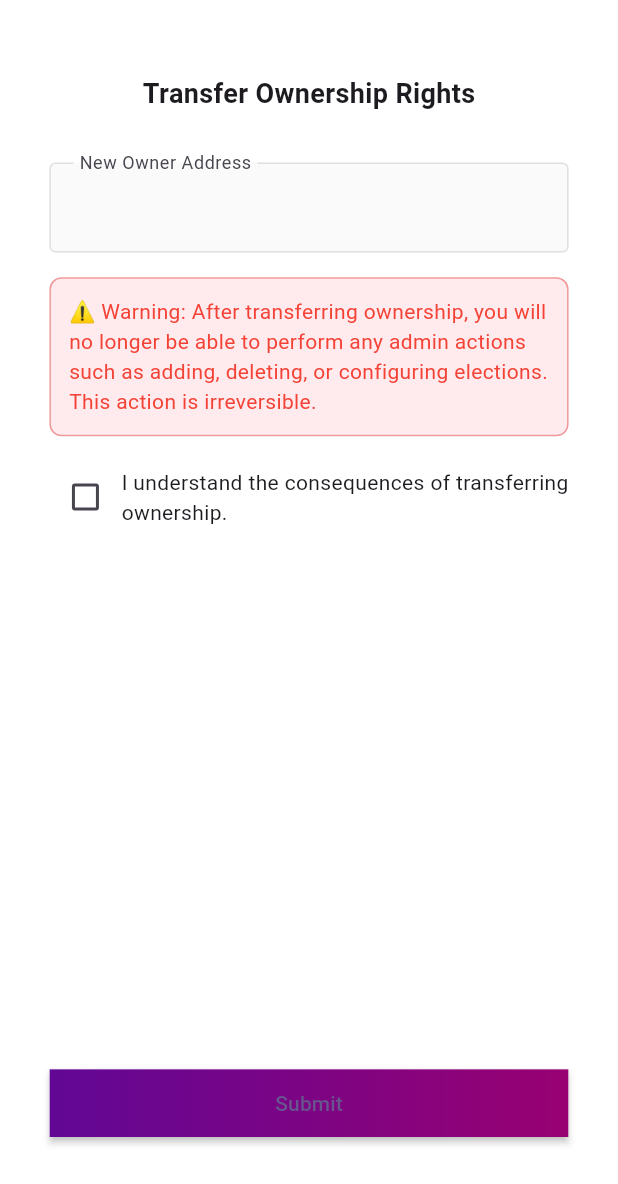
After one commit to Habtsh-21/Blockchain-Based-voting-system-Admin-App, a Flutter app: the HomePage screen opened directly, in the side drawer, after a tap on "Transfer Ownership", on a phone screen of 412 x 824 dp. The commit adds this screen. Shown: the top 1184 px of the screen. Run offline on Flutter 3.47's test engine with Material 3 defaults, Android fonts, the phone set to English and light mode, and no system bars; our stand-ins replace cached_network_image, dartz, equatable, flutter_riverpod, image_picker, internet_connection_checker_plus and 2 more; missing offline and left inert: web3dart; accounts and stored records are empty; project files that could hold a hidden picture were left out.

Commit message:
transfer ownership feature added for more secure and transparent election

```diff
--- a/lib/features/smartContract/domain/repository/contract_repository.dart
+++ b/lib/features/smartContract/domain/repository/contract_repository.dart
@@ -14,5 +14,6 @@ abstract class ContractRepository {
   ContractAllDta getAllData();
   ContractData uploadImage(File pickedFile, String fileName);
   ContractData setTime(int startTime, int endTime);
+  ContractData transferOwnership(String newAddress);
   ContractData pause(bool pause);
 }
--- a/lib/features/smartContract/presentation/pages/home_page.dart
+++ b/lib/features/smartContract/presentation/pages/home_page.dart
@@ -3,6 +3,7 @@ import 'dart:async';
 import 'package:blockchain_based_national_election_admin_app/features/auth/presentation/provider/provider.dart';
 import 'package:blockchain_based_national_election_admin_app/features/smartContract/data/model/party_model.dart';
 import 'package:blockchain_based_national_election_admin_app/features/smartContract/data/model/state_model.dart';
+import 'package:blockchain_based_national_election_admin_app/features/smartContract/presentation/pages/transfer_ownership_page.dart';
 import 'package:blockchain_based_national_election_admin_app/features/smartContract/presentation/provider/provider.dart';
 import 'package:blockchain_based_national_election_admin_app/features/smartContract/presentation/widgets/box_widget.dart';
 import 'package:flutter/material.dart';
@@ -19,7 +20,7 @@ class HomePage extends ConsumerStatefulWidget {
 class _HomePageState extends ConsumerState<HomePage> {
   List<PartyModel>? partyList;
   List<StateModel>? stateList;
-    late String _currentTime;
+  late String _currentTime;
   late Timer _timer;
 
   @override
@@ -54,8 +55,7 @@ class _HomePageState extends ConsumerState<HomePage> {
 
     return Scaffold(
       appBar:
-          AppBar(
-            centerTitle: true, title: const Text('DASHBOARD'), actions: [
+          AppBar(centerTitle: true, title: const Text('DASHBOARD'), actions: [
         Container(
             padding: const EdgeInsets.all(8),
             decoration: BoxDecoration(borderRadius: BorderRadius.circular(50)),
@@ -68,6 +68,12 @@ class _HomePageState extends ConsumerState<HomePage> {
         onLogout: () {
           ref.read(authStateProvider.notifier).logout();
         },
+        transferOwnership: () {
+          Navigator.push(
+              context,
+              MaterialPageRoute(
+                  builder: (context) => const TransferOwnershipPage()));
+        },
       ),
       body: ListView(
         padding: EdgeInsets.symmetric(
@@ -75,7 +81,7 @@ class _HomePageState extends ConsumerState<HomePage> {
         ),
         physics: const ClampingScrollPhysics(),
         children: [
-           Padding(
+          Padding(
             padding: const EdgeInsets.symmetric(horizontal: 12, vertical: 8),
             child: SizedBox(
               width: double.infinity,
@@ -144,6 +150,7 @@ class _HomePageState extends ConsumerState<HomePage> {
 
   Drawer buildDrawer({
     required VoidCallback onLogout,
+    required VoidCallback transferOwnership,
   }) {
     return Drawer(
       shape: const RoundedRectangleBorder(
@@ -179,6 +186,11 @@ class _HomePageState extends ConsumerState<HomePage> {
             ),
           ),
           ListTile(
+            leading: const Icon(Icons.transfer_within_a_station),
+            title: const Text("Transfer Ownership"),
+            onTap: transferOwnership,
+          ),
+          ListTile(
             leading: const Icon(Icons.logout),
             title: const Text("Logout"),
             onTap: onLogout,
--- /dev/null
+++ b/lib/features/smartContract/presentation/pages/transfer_ownership_page.dart
@@ -0,0 +1,140 @@
+import 'package:blockchain_based_national_election_admin_app/core/widgets/gradient_button.dart';
+import 'package:blockchain_based_national_election_admin_app/core/widgets/textfield.dart';
+import 'package:blockchain_based_national_election_admin_app/features/smartContract/presentation/provider/provider.dart';
+import 'package:blockchain_based_national_election_admin_app/features/smartContract/presentation/provider/provider_state.dart';
+import 'package:flutter/material.dart';
+import 'package:flutter_riverpod/flutter_riverpod.dart';
+
+class TransferOwnershipPage extends ConsumerStatefulWidget {
+  const TransferOwnershipPage({super.key});
+
+  @override
+  ConsumerState<TransferOwnershipPage> createState() =>
+      _TransferOwnershipPageState();
+}
+
+class _TransferOwnershipPageState extends ConsumerState<TransferOwnershipPage> {
+  final _formKey = GlobalKey<FormState>();
+  final _addressController = TextEditingController();
+  bool _awareOfConsequences = false;
+
+  @override
+  void dispose() {
+    _addressController.dispose();
+    super.dispose();
+  }
+
+  @override
+  Widget build(BuildContext context) {
+    final height = MediaQuery.of(context).size.height;
+    final width = MediaQuery.of(context).size.width;
+    final contractState = ref.watch(contractProvider);
+
+    return Scaffold(
+      backgroundColor: Colors.white,
+      body: SafeArea(
+        child: LayoutBuilder(
+          builder: (context, constraints) => SingleChildScrollView(
+            physics: const ClampingScrollPhysics(),
+            child: ConstrainedBox(
+              constraints: BoxConstraints(minHeight: constraints.maxHeight),
+              child: IntrinsicHeight(
+                child: Padding(
+                  padding: EdgeInsets.symmetric(
+                    horizontal: width * 0.08,
+                    vertical: height * 0.06,
+                  ),
+                  child: Form(
+                    key: _formKey,
+                    child: Column(
+                      children: [
+                        const Text(
+                          'Transfer Ownership Rights',
+                          style: TextStyle(
+                            fontWeight: FontWeight.bold,
+                            fontSize: 18,
+                          ),
+                        ),
+                        SizedBox(height: height * 0.04),
+                        CustomTextField(
+                          controller: _addressController,
+                          labelText: 'New Owner Address',
+                          keyboardType: TextInputType.text,
+                          validator: (value) {
+                            if (value == null || value.isEmpty) {
+                              return 'Please enter a valid address';
+                            }
+                            if (!RegExp(r'^0x[a-fA-F0-9]{40}$')
+                                .hasMatch(value)) {
+                              return 'Invalid Ethereum address';
+                            }
+                            return null;
+                          },
+                        ),
+                        SizedBox(height: height * 0.02),
+                        Container(
+                          padding: const EdgeInsets.all(12),
+                          decoration: BoxDecoration(
+                            color: Colors.red.shade50,
+                            borderRadius: BorderRadius.circular(8),
+                            border: Border.all(color: Colors.red.shade200),
+                          ),
+                          child: const Text(
+                            "⚠️ Warning: After transferring ownership, you will no longer be able to perform any admin actions such as adding, deleting, or configuring elections. This action is irreversible.",
+                            style: TextStyle(color: Colors.red),
+                          ),
+                        ),
+                        SizedBox(height: height * 0.02),
+                        Row(
+                          children: [
+                            Checkbox(
+                              value: _awareOfConsequences,
+                              onChanged: (value) {
+                                setState(() {
+                                  _awareOfConsequences = value ?? false;
+                                });
+                              },
+                            ),
+                            const Expanded(
+                              child: Text(
+                                "I understand the consequences of transferring ownership.",
+                                style: TextStyle(fontSize: 14),
+                              ),
+                            )
+                          ],
+                        ),
+                        const Spacer(),
+                        GradientButton(
+                            text: contractState is TransferingOwnershipState
+                                ? const Center(
+                                    child: CircularProgressIndicator())
+                                : const Text('Submit'),
+                            onPress: _awareOfConsequences
+                                ? () {
+                                    if (_formKey.currentState!.validate()) {
+                                      final newOwner =
+                                          _addressController.text.trim();
+                                      ref
+                                          .read(contractProvider.notifier)
+                                          .transferOwnership(newOwner);
+                                    }
+                                  }
+                                : () {}),
+                        SizedBox(height: height * 0.02),
+                        if (contractState is OwnershipTransferedState)
+                          const Text('Ownership transferred successfully!'),
+                        if (contractState is OwnershipTransferFailureState)
+                          Text(contractState.message,
+                              style: const TextStyle(color: Colors.red)),
+                      ],
+                    ),
+                  ),
+                ),
+              ),
+            ),
+          ),
+        ),
+      ),
+    );
+  }
+}
--- a/lib/features/smartContract/presentation/provider/provider_state.dart
+++ b/lib/features/smartContract/presentation/provider/provider_state.dart
@@ -149,7 +149,6 @@ class VotePauseFailureState extends FailureState<String> {
   VotePauseFailureState({required super.message});
 }
 
-
 class VoteResumingState extends ContractProviderState {}
 
 class VoteResumedState extends SuccessState<String> {
@@ -158,6 +157,17 @@ class VoteResumedState extends SuccessState<String> {
 
 class VoteResumeFailureState extends FailureState<String> {
   VoteResumeFailureState({required super.message});
+}
+
+
+class TransferingOwnershipState extends ContractProviderState {}
+
+class OwnershipTransferedState extends SuccessState<String> {
+  OwnershipTransferedState({required super.message});
+}
+
+class OwnershipTransferFailureState extends FailureState<String> {
+  OwnershipTransferFailureState({required super.message});
 }
 
 
```
Also changed, not shown: lib/features/smartContract/data/data_source/remote_contract_data_source.dart (+32 -23 lines), lib/features/smartContract/data/repo_impl/contract_repo_impl.dart (+23 -4 lines), lib/features/smartContract/domain/usecase/transfer_ownership_usecase.dart (added, +12 -0 lines), lib/features/smartContract/presentation/pages/control.dart (+31 -31 lines), lib/features/smartContract/presentation/provider/provider.dart (+28 -2 lines).
